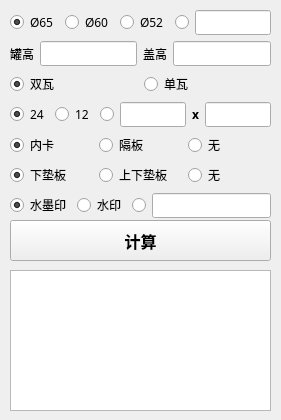
rs755/zhixiang, file gui.ui: the form before one commit.
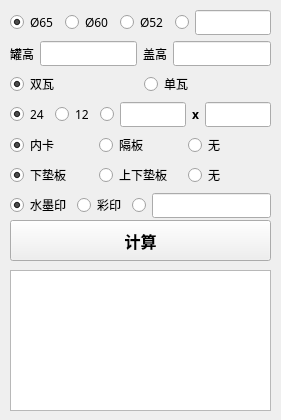
The form after the commit.

```diff
--- a/gui.ui
+++ b/gui.ui
@@ -488,7 +488,7 @@
           </font>
          </property>
          <property name="text">
-          <string>水印</string>
+          <string>彩印</string>
          </property>
          <attribute name="buttonGroup">
           <string notr="true">buttonGroup_6</string>
```
Left out of the diff: 6 changed lines with no effect on the pictures.
